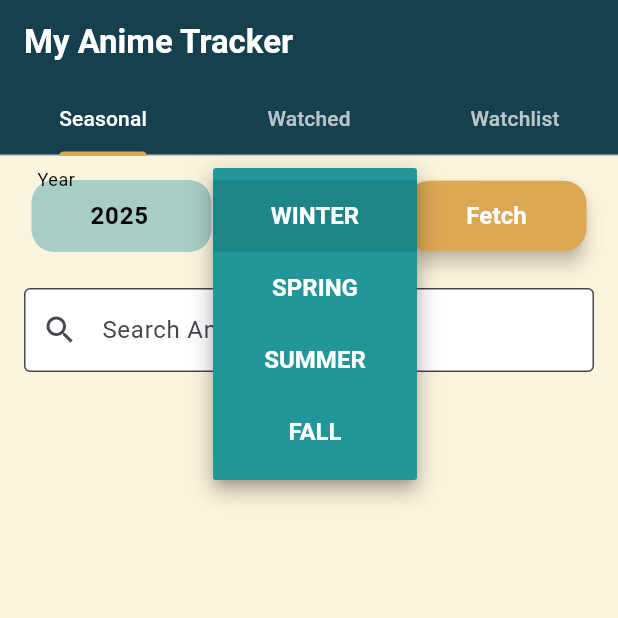
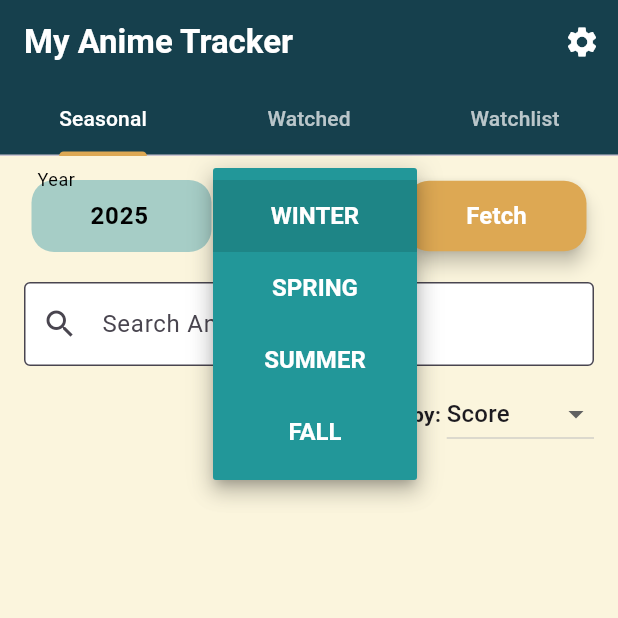
Before and after one commit to iasjad/Anime-Tracker, a Flutter app: the screen it shows after launch, after a tap on "WINTER", on a phone screen of 412 x 824 dp, the top half of it. Run offline on Flutter 3.47's test engine with Material 3 defaults, Android fonts, the phone set to English and light mode, and no system bars; our stand-ins replace dio, hive, hive_flutter; accounts and stored records are empty; network calls fail.

Commit message:
Upading the app with some features

```diff
--- a/lib/anime_list_screen.dart
+++ b/lib/anime_list_screen.dart
@@ -12,7 +12,7 @@ class _AnimeListScreenState extends State<AnimeListScreen> {
   TextEditingController yearController = TextEditingController();
   String selectedSeason = "winter";
   TextEditingController searchController = TextEditingController(); // Search controller
-
+  String _sortBy = 'score'; // or 'popularity'
   final List<String> seasons = ["winter", "spring", "summer", "fall"];
 
   @override
@@ -135,11 +135,11 @@ class _AnimeListScreenState extends State<AnimeListScreen> {
 
           // Search Bar
           Padding(
-            padding: EdgeInsets.symmetric(horizontal: 16, vertical: 8),
+            padding: EdgeInsets.symmetric(horizontal: 16, vertical: 4),
             child: TextField(
               controller: searchController,
               onChanged: (query) {
-                provider.searchAnime(query, "seasonal");
+                Provider.of<AnimeProvider>(context, listen: false).searchAnime(query, "seasonal");
               },
               decoration: InputDecoration(
                 labelText: "Search Anime",
@@ -148,6 +148,29 @@ class _AnimeListScreenState extends State<AnimeListScreen> {
                 filled: true,
                 fillColor: Colors.white,
               ),
+            ),
+          ),
+
+          // Sort Dropdown
+          Padding(
+            padding: EdgeInsets.symmetric(horizontal: 16, vertical: 4),
+            child: Row(
+              mainAxisAlignment: MainAxisAlignment.end,
+              children: [
+                Text("Sort by: ", style: TextStyle(fontWeight: FontWeight.bold)),
+                DropdownButton<String>(
+                  value: _sortBy,
+                  items: [
+                    DropdownMenuItem(child: Text("Score"), value: "score"),
+                    DropdownMenuItem(child: Text("Popularity"), value: "popularity"),
+                  ],
+                  onChanged: (value) {
+                    setState(() {
+                      _sortBy = value!;
+                    });
+                  },
+                ),
+              ],
             ),
           ),
 
@@ -162,17 +185,28 @@ class _AnimeListScreenState extends State<AnimeListScreen> {
 
                 return Consumer<AnimeProvider>(
                   builder: (context, provider, child) {
+                    final animeList = List<Map<String, dynamic>>.from(provider.filteredAnimeList);
+                    animeList.sort((a, b) {
+                          final aNode = a['node'];
+                          final bNode = b['node'];
+
+                          if (_sortBy == 'score') {
+                            return ((bNode['mean'] ?? 0) as num).compareTo(aNode['mean'] ?? 0);
+                          } else {
+                            return ((bNode['num_list_users'] ?? 0) as num).compareTo(aNode['num_list_users'] ?? 0);
+                          }
+                        });
                     return GridView.builder(
                       padding: EdgeInsets.all(10),
                       gridDelegate: SliverGridDelegateWithFixedCrossAxisCount(
-                        crossAxisCount: 3,
+                        crossAxisCount: 2,
                         crossAxisSpacing: 12,
                         mainAxisSpacing: 12,
                         childAspectRatio: 0.6,
                       ),
-                      itemCount: provider.filteredAnimeList.length,
-                      itemBuilder: (context, index) {
-                        final anime = provider.filteredAnimeList[index]["node"];
+                        itemCount: animeList.length,
+                        itemBuilder: (context, index) {
+                          final anime = animeList[index]["node"];
                         return AnimeCard(anime: anime);
                       },
                     );
--- a/lib/anime_service.dart
+++ b/lib/anime_service.dart
@@ -1,12 +1,19 @@
 import 'package:dio/dio.dart';
+import 'package:hive/hive.dart';
 
 class AnimeService {
   final Dio _dio = Dio();
   final String baseUrl = "https://api.myanimelist.net/v2";
-  final String clientId = "X"; // Replace with your API Key
 
   Future<List<dynamic>> getSeasonalAnime(int year, String season) async {
     try {
+      final settingsBox = Hive.box('settings');
+      final String? clientId = settingsBox.get('clientId');
+
+      if (clientId == null || clientId.isEmpty) {
+        throw Exception("Client ID not set.");
+      }
+
       final response = await _dio.get(
         "$baseUrl/anime/season/$year/$season",
         options: Options(headers: {"X-MAL-CLIENT-ID": clientId}),
--- a/lib/main.dart
+++ b/lib/main.dart
@@ -4,11 +4,13 @@ import 'package:hive_flutter/hive_flutter.dart';
 import 'anime_provider.dart';
 import 'anime_list_screen.dart';
 import 'screens/watched_list_screen.dart';
+import 'screens/settings_screen.dart';
 import 'screens/watchlist_screen.dart';
 
 void main() async {
   WidgetsFlutterBinding.ensureInitialized();
   await Hive.initFlutter();
+  await Hive.openBox('settings');
   runApp(MyAnimeApp());
 }
 
@@ -52,6 +54,17 @@ class _HomeScreenState extends State<HomeScreen> with SingleTickerProviderStateM
     return Scaffold(
       appBar: AppBar(
         title: Text("My Anime Tracker"),
+        actions: [
+    IconButton(
+      icon: Icon(Icons.settings),
+      onPressed: () {
+        Navigator.push(
+          context,
+          MaterialPageRoute(builder: (_) => SettingsScreen()),
+        );
+      },
+    ),
+  ],
         bottom: TabBar(
           controller: _tabController,
           indicatorColor: Color(0xFFDDA853), // Golden Yellow
--- a/lib/screens/watched_list_screen.dart
+++ b/lib/screens/watched_list_screen.dart
@@ -34,10 +34,10 @@ class WatchedListScreen extends StatelessWidget {
               : GridView.builder(
                   padding: EdgeInsets.all(10),
                   gridDelegate: SliverGridDelegateWithFixedCrossAxisCount(
-                    crossAxisCount: 3,
+                    crossAxisCount: 2,
                     crossAxisSpacing: 12,
                     mainAxisSpacing: 12,
-                    childAspectRatio: 0.7,
+                    childAspectRatio: 0.6,
                   ),
                   itemCount: provider.filteredWatchedList.length,
                   itemBuilder: (context, index) {
--- a/lib/screens/watchlist_screen.dart
+++ b/lib/screens/watchlist_screen.dart
@@ -34,10 +34,10 @@ class WatchlistScreen extends StatelessWidget {
               : GridView.builder(
                   padding: EdgeInsets.all(10),
                   gridDelegate: SliverGridDelegateWithFixedCrossAxisCount(
-                    crossAxisCount: 3,
+                    crossAxisCount: 2,
                     crossAxisSpacing: 12,
                     mainAxisSpacing: 12,
-                    childAspectRatio: 0.7,
+                    childAspectRatio: 0.6,
                   ),
                   itemCount: provider.filteredWatchlist.length,
                   itemBuilder: (context, index) {
```
Also changed, not shown: lib/anime_detail_screen.dart (+41 -12 lines), lib/screens/settings_screen.dart (added, +99 -0 lines), lib/widgets/anime_card.dart (+61 -41 lines), 6 other files.
